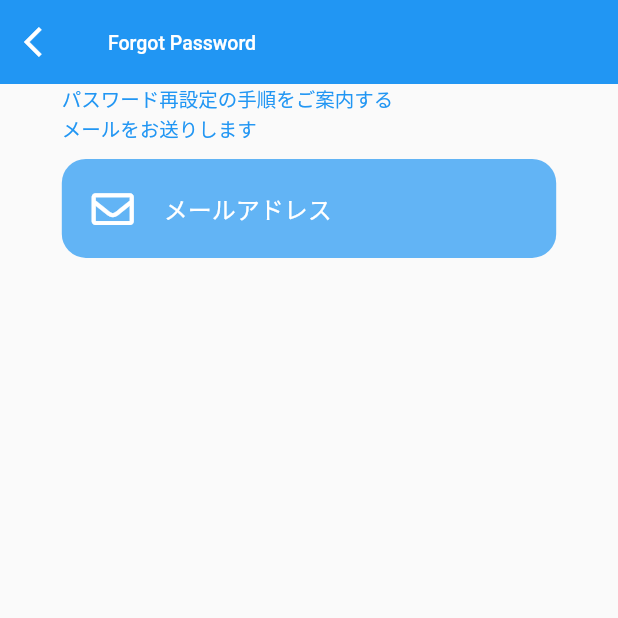
After one commit to shimizu-saffle/if_then_app, a Flutter app: the screen it shows after launch, after a tap on "パスワードを忘れた方はこちら", on a phone screen of 412 x 824 dp, the top half of it. The commit adds this screen. Run offline on Flutter 3.47's test engine with Material 2 defaults, Android fonts, the phone set to English and light mode, and no system bars; our stand-ins replace cloud_firestore, firebase_auth, firebase_core, flutter_riverpod, font_awesome_flutter; accounts and stored records are empty.

Commit message:
ForgotPasswordページを作成

```diff
--- a/lib/controllers/pallete.dart
+++ b/lib/controllers/pallete.dart
@@ -1,8 +1,11 @@
 import 'package:flutter/cupertino.dart';
 import 'package:flutter/material.dart';
 
-const TextStyle kBodyText =
+const TextStyle bBodyText =
     TextStyle(fontSize: 13, color: Colors.blue, height: 1.5);
+
+const TextStyle wBodyText =
+    TextStyle(fontSize: 13, color: Colors.white, height: 1.5);
 
 const Color kWhite = Colors.white;
 const Color kBlue = Colors.blue;
--- a/lib/main.dart
+++ b/lib/main.dart
@@ -2,7 +2,7 @@ import 'package:firebase_core/firebase_core.dart';
 import 'package:flutter/material.dart';
 import 'package:flutter_riverpod/flutter_riverpod.dart';
 import 'package:if_then_app/views/entrance_page.dart';
-import 'package:if_then_app/views/home_page.dart';
+import 'package:if_then_app/views/forgot-password.dart';
 
 void main() async {
   WidgetsFlutterBinding.ensureInitialized();
@@ -19,8 +19,11 @@ class MyApp extends StatelessWidget {
   Widget build(BuildContext context) {
     return MaterialApp(
       title: 'If-Then',
-      home: EntrancePage(),
-      // home: HomePage(),
+      initialRoute: '/',
+      routes: {
+        '/': (context) => EntrancePage(),
+        'ForgotPassword': (context) => ForgotPassword(),
+      },
     );
   }
 }
--- a/lib/views/entrance_page.dart
+++ b/lib/views/entrance_page.dart
@@ -39,9 +39,12 @@ class EntrancePage extends StatelessWidget {
               ),
               Padding(
                 padding: const EdgeInsets.fromLTRB(8, 8, 8, 0),
-                child: Text(
-                  'パスワードを忘れた方はこちら',
-                  style: kBodyText,
+                child: GestureDetector(
+                  onTap: () => Navigator.pushNamed(context, 'ForgotPassword'),
+                  child: Text(
+                    'パスワードを忘れた方はこちら',
+                    style: bBodyText,
+                  ),
                 ),
               ),
               SizedBox(
@@ -54,7 +57,7 @@ class EntrancePage extends StatelessWidget {
           Container(
             child: Text(
               '初めての方はこちら',
-              style: kBodyText,
+              style: bBodyText,
             ),
             decoration: BoxDecoration(
                 border: Border(bottom: BorderSide(width: 1, color: kBlue))),
--- /dev/null
+++ b/lib/views/forgot-password.dart
@@ -0,0 +1,48 @@
+import 'package:flutter/material.dart';
+import 'package:font_awesome_flutter/font_awesome_flutter.dart';
+import 'package:if_then_app/controllers/pallete.dart';
+import 'package:if_then_app/widgets/text-input.dart';
+
+class ForgotPassword extends StatelessWidget {
+  const ForgotPassword({Key? key}) : super(key: key);
+
+  @override
+  Widget build(BuildContext context) {
+    Size size = MediaQuery.of(context).size;
+    return Scaffold(
+      appBar: AppBar(
+        elevation: 0,
+        leading: IconButton(
+          onPressed: () {
+            Navigator.pop(context);
+          },
+          icon: Icon(Icons.arrow_back_ios),
+          color: kWhite,
+        ),
+        title: Text(
+          'Forgot Password',
+          style: wBodyText,
+        ),
+        centerTitle: false,
+      ),
+      body: Column(
+        children: [
+          Center(
+            child: Column(
+              children: [
+                Container(
+                  width: size.width * 0.8,
+                  child: Text(
+                    'パスワード再設定の手順をご案内する\nメールをお送りします',
+                    style: bBodyText,
+                  ),
+                ),
+                TextInputField(icon: FontAwesomeIcons.envelope, hint: 'メールアドレス')
+              ],
+            ),
+          ),
+        ],
+      ),
+    );
+  }
+}
```
